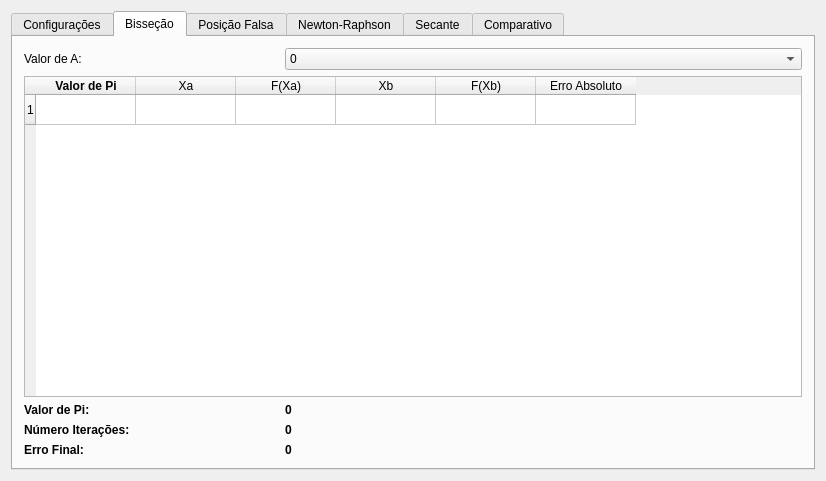
cristmelo/TrabalhoMN1, file UI/mainwindow.ui: the form before one commit.
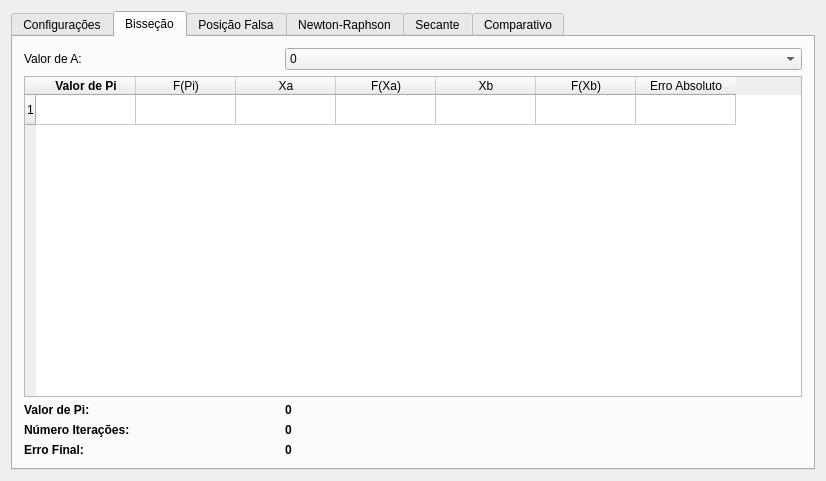
The form after the commit. The open tabs and pages were chosen to show the change.

Commit message: Correção na interface

The edit to the form file:
```diff
--- a/UI/mainwindow.ui
+++ b/UI/mainwindow.ui
@@ -201,6 +201,11 @@
             </font>
            </property>
           </column>
+          <column>
+           <property name="text">
+            <string>F(Pi)</string>
+           </property>
+          </column>
           <column>
            <property name="text">
             <string>Xa</string>
```
Left out of the diff: 8 changed lines with no effect on the pictures. The commit also changes 2 other files.
